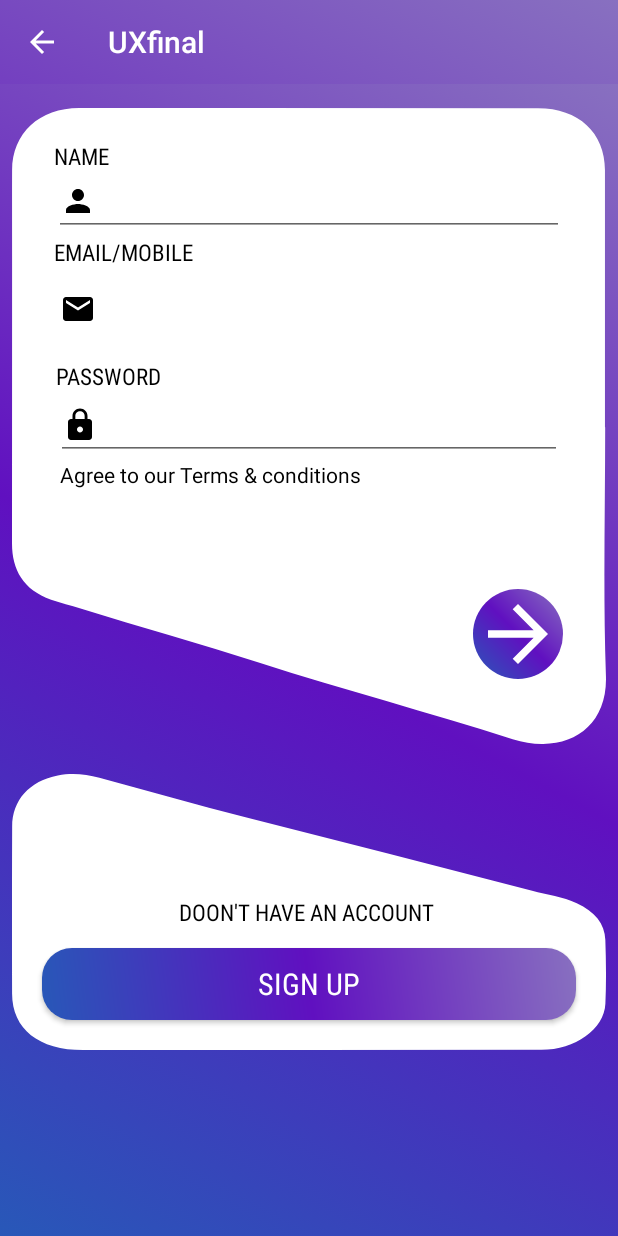
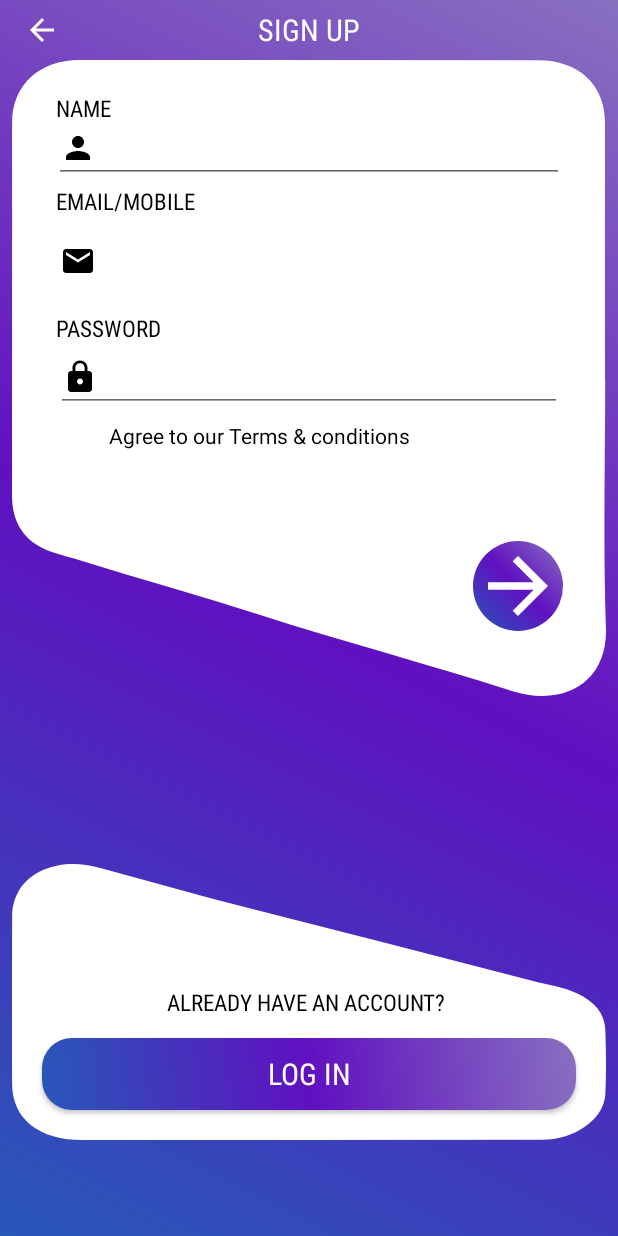
Before and after one commit to yogeshgosavi/LoginUx-UI-Android, an Android app: the SignUpActivity screen opened directly, with no data from a screen before it, on a phone screen of 412 x 824 dp. Run offline under Robolectric (Android 15) with nearby library versions, the phone set to English and light mode, and no system bars.

Commit message:
UL Try using vectors and Shapes , gradient , gradient status bar ;)

```diff
--- a/app/src/main/AndroidManifest.xml
+++ b/app/src/main/AndroidManifest.xml
@@ -8,7 +8,7 @@
         android:label="@string/app_name"
         android:roundIcon="@mipmap/ic_launcher_round"
         android:supportsRtl="true"
-        android:theme="@style/AppTheme">
+        android:theme="@style/AppTheme.NoActionBar">
         <activity android:name=".MainActivity"
             android:screenOrientation="portrait">
             <intent-filter>
@@ -18,9 +18,11 @@
             </intent-filter>
         </activity>
         <activity android:name=".LoginActivity"
+            android:label="LOGIN"
             android:screenOrientation="portrait"
             android:parentActivityName=".MainActivity"/>
         <activity android:name=".SignUpActivity"
+            android:label="SIGN UP"
             android:screenOrientation="portrait"
             android:parentActivityName=".MainActivity"></activity>
     </application>
--- a/app/src/main/java/com/codekul/uxfinal/LoginActivity.kt
+++ b/app/src/main/java/com/codekul/uxfinal/LoginActivity.kt
@@ -7,6 +7,7 @@ import android.support.v7.app.AppCompatActivity
 import android.os.Bundle
 import android.view.Window
 import android.view.WindowManager
+import kotlinx.android.synthetic.main.activity_login.*
 import kotlinx.android.synthetic.main.title.*
 
 class LoginActivity : AppCompatActivity() {
@@ -17,7 +18,9 @@ class LoginActivity : AppCompatActivity() {
         setContentView(R.layout.activity_login)
       //  myTitle.text = "Login"
        // getWindow().setFeatureInt(Window.FEATURE_CUSTOM_TITLE, R.layout.title)
-
+        btnback.setOnClickListener {
+            this.finish()
+        }
     }
     @TargetApi(Build.VERSION_CODES.LOLLIPOP)
     fun setStatusBarGradiant(activity: Activity) {
--- a/app/src/main/java/com/codekul/uxfinal/SignUpActivity.kt
+++ b/app/src/main/java/com/codekul/uxfinal/SignUpActivity.kt
@@ -5,15 +5,21 @@ import android.app.Activity
 import android.os.Build
 import android.support.v7.app.AppCompatActivity
 import android.os.Bundle
+import android.view.MenuItem
 import android.view.WindowManager
+import android.widget.Toolbar
+import kotlinx.android.synthetic.main.activity_sign_up.*
 
 class SignUpActivity : AppCompatActivity() {
 
     override fun onCreate(savedInstanceState: Bundle?) {
         super.onCreate(savedInstanceState)
         setStatusBarGradiant(this)
+        setContentView(R.layout.activity_sign_up)
+        btnback.setOnClickListener {
+            this.finish()
+        }
 
-        setContentView(R.layout.activity_sign_up)
     }
     @TargetApi(Build.VERSION_CODES.LOLLIPOP)
     fun setStatusBarGradiant(activity: Activity) {
@@ -26,4 +32,6 @@ class SignUpActivity : AppCompatActivity() {
             window.setBackgroundDrawable(background)
         }
     }
+
+
 }
--- /dev/null
+++ b/app/src/main/res/drawable/ic_arrow_back_black_24dp.xml
@@ -0,0 +1,5 @@
+<vector android:height="24dp" android:tint="#FFFFFF"
+    android:viewportHeight="24.0" android:viewportWidth="24.0"
+    android:width="24dp" xmlns:android="http://schemas.android.com/apk/res/android">
+    <path android:fillColor="#FF000000" android:pathData="M20,11H7.83l5.59,-5.59L12,4l-8,8 8,8 1.41,-1.41L7.83,13H20v-2z"/>
+</vector>
--- a/app/src/main/res/layout/activity_sign_up.xml
+++ b/app/src/main/res/layout/activity_sign_up.xml
@@ -6,7 +6,24 @@
     android:background="@drawable/gradient_color"
     android:layout_height="match_parent"
     tools:context=".SignUpActivity">
+    <android.support.v7.widget.Toolbar
+        android:id="@+id/toolbar"
+        android:layout_width="match_parent"
+        android:layout_height="40dip">
+        <ImageButton
+            android:id="@+id/btnback"
+            android:layout_width="wrap_content"
+            android:layout_height="wrap_content"
+            android:background="@drawable/ic_arrow_back_black_24dp"
+            />
+        <TextView
+            android:layout_width="wrap_content"
+            android:layout_height="wrap_content"
+            android:layout_gravity="center"
+            style="@style/myheading"
+            android:text="SIGN UP" />
 
+    </android.support.v7.widget.Toolbar>
 
     <RelativeLayout
         android:id="@+id/relativeLayout"
@@ -14,7 +31,7 @@
         android:layout_height="424dp"
         android:layout_marginEnd="8dp"
         android:layout_marginStart="8dp"
-        android:layout_marginTop="16dp"
+        android:layout_marginTop="40dp"
         android:background="@drawable/shape_top"
         app:layout_constraintEnd_toEndOf="parent"
         app:layout_constraintHorizontal_bias="0.0"
@@ -27,8 +44,8 @@
             android:layout_width="wrap_content"
             android:layout_height="wrap_content"
             android:layout_alignParentTop="true"
-            android:layout_alignStart="@+id/editText"
-            android:layout_marginTop="85dp"
+            android:layout_alignStart="@+id/textView2"
+            android:layout_marginTop="83dp"
             android:text="EMAIL/MOBILE" />
 
         <EditText
@@ -67,7 +84,6 @@
             android:layout_alignStart="@+id/editText2"
             android:layout_below="@+id/editText2"
             android:checked="true"
-            android:button="@drawable/checkbox_background"
             android:text=" Agree to our Terms &amp; conditions" />
 
         <ImageButton
@@ -83,12 +99,12 @@
 
         <TextView
             android:id="@+id/textView4"
+            style="@style/myText"
             android:layout_width="wrap_content"
             android:layout_height="wrap_content"
             android:layout_alignParentTop="true"
             android:layout_alignStart="@+id/textView"
             android:layout_marginTop="21dp"
-            style="@style/myText"
             android:text="NAME" />
 
         <EditText
@@ -96,18 +112,18 @@
             android:layout_width="340dp"
             android:layout_height="wrap_content"
             android:layout_above="@+id/textView"
-            android:layout_alignStart="@+id/textView"
-            android:layout_marginBottom="-85dp"
+            android:layout_centerHorizontal="true"
+            android:layout_marginBottom="-82dp"
+            android:drawableLeft="@drawable/ic_person_black_24dp"
             android:ems="10"
-            android:inputType="textPersonName"
-           android:drawableLeft="@drawable/ic_person_black_24dp" />
+            android:inputType="textPersonName" />
     </RelativeLayout>
 
     <RelativeLayout
         android:id="@+id/relativeLayout2"
         android:layout_width="0dp"
         android:layout_height="184dp"
-        android:layout_marginBottom="124dp"
+        android:layout_marginBottom="64dp"
         android:layout_marginEnd="8dp"
         android:layout_marginStart="8dp"
         android:background="@drawable/shape_bottom"
@@ -126,7 +142,7 @@
             android:layout_margin="20dp"
             android:layout_marginBottom="14dp"
             android:background="@drawable/button_shape"
-            android:text="SIGN UP" />
+            android:text="Log in" />
 
         <TextView
             android:id="@+id/textView3"
@@ -134,7 +150,7 @@
             android:layout_width="wrap_content"
             android:layout_height="wrap_content"
             android:layout_centerInParent="true"
-            android:text="Doon't have an Account " />
+            android:text="Already have an account? " />
     </RelativeLayout>
 
 </android.support.constraint.ConstraintLayout>
--- a/app/src/main/res/values/styles.xml
+++ b/app/src/main/res/values/styles.xml
@@ -65,4 +65,10 @@
         <item name="android:textColor">#ffffff</item>
         <item name="android:fontFamily">sans-serif-condensed</item>
     </style>
+
+    <style name="brandedCheckbox" >
+        <item name="android:colorAccent">#000000</item>
+        <item name="android:colorControlNormal">#6010C0</item>
+        <item name="android:colorControlActivated">#8870C0</item>
+    </style>
 </resources>
```
Also changed, not shown: app/src/main/res/layout/activity_login.xml (+23 -4 lines), app/src/main/res/layout/activity_main.xml (+14 -7 lines).
